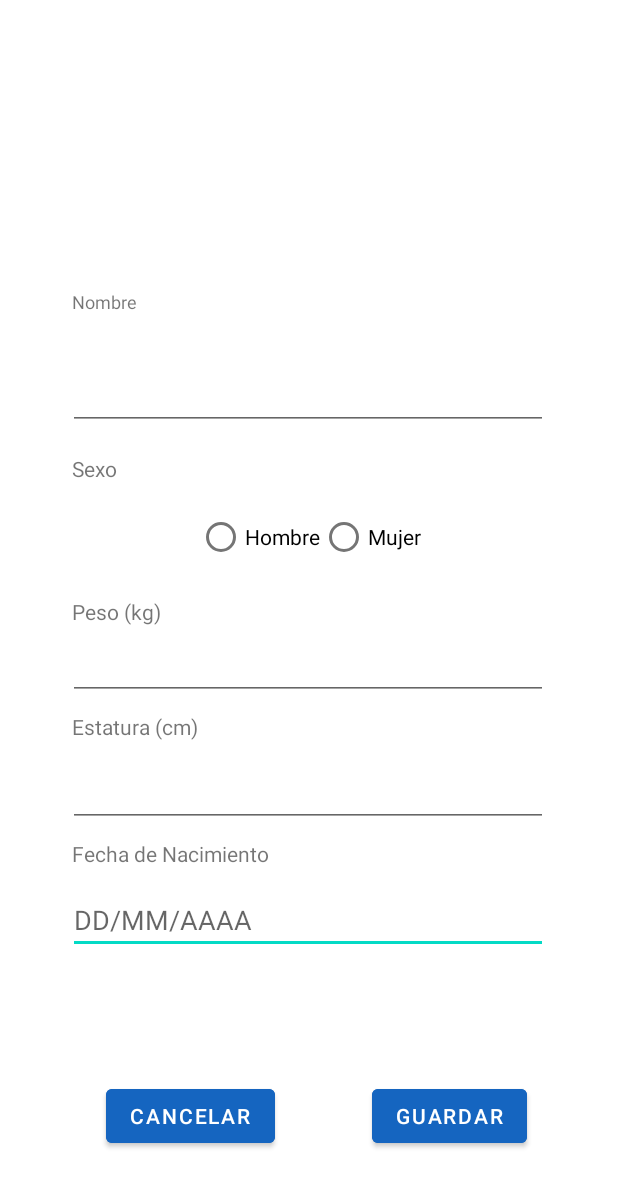
After one commit to nachogs13/themarshmellos, an Android app: the EditarPerfilActivity screen opened directly, with no data from a screen before it, on a phone screen of 412 x 824 dp. The commit adds this screen. Shown: the top 1187 px of the screen. Run offline under Robolectric (Android 15) with nearby library versions, the phone set to English and light mode, and no system bars; our stand-ins replace Firebase (no records; nobody signed in at launch, a user with empty details on screens opened directly); pictures from the network do not load; 1 statement that could not run was skipped.

Commit message:
Editar información de usuario

```diff
--- /dev/null
+++ b/FasterWho/app/src/main/java/com/muei/apm/fasterwho/EditarPerfilActivity.kt
@@ -0,0 +1,133 @@
+package com.muei.apm.fasterwho
+
+import android.content.Intent
+import androidx.appcompat.app.AppCompatActivity
+import android.os.Bundle
+import android.util.Log
+import android.view.View
+import android.widget.*
+import com.google.firebase.auth.FirebaseAuth
+import com.google.firebase.firestore.DocumentReference
+import com.google.firebase.firestore.FirebaseFirestore
+import com.google.firebase.storage.FirebaseStorage
+
+class EditarPerfilActivity : AppCompatActivity() {
+    private val db = FirebaseFirestore.getInstance()
+    private val firebaseAuth = FirebaseAuth.getInstance()
+
+    override fun onCreate(savedInstanceState: Bundle?) {
+        super.onCreate(savedInstanceState)
+        setContentView(R.layout.activity_editar_perfil)
+
+        getInfoUsuario()
+
+        val btnCancelar : Button = findViewById(R.id.buttonCancelarEditPerfilar)
+        btnCancelar.setOnClickListener({
+            startActivity(Intent(this, ProfileActivity::class.java))
+        })
+
+        val btnAceptar : Button = findViewById(R.id.buttonGuardar)
+        btnAceptar.setOnClickListener({
+            guardarDatosPerfil()
+            startActivity(Intent(this,ProfileActivity::class.java))
+        })
+    }
+
+    private fun getInfoUsuario(){
+        val storage = FirebaseStorage.getInstance()
+       // var textViewSexo : TextView = findViewById(R.id.editarPerfilNombreUsr)
+        var textViewFechNac : TextView = findViewById(R.id.editarPerfilFechNacUsr)
+        var textViewEstatura : TextView = findViewById(R.id.editarPerfilEstaturaUsr)
+        var textViewPeso : TextView = findViewById(R.id.editarPerfilPesoUsr)
+        var textView : TextView = findViewById(R.id.editarPerfilNombreUsr)
+
+        db.collection("usuarios").document(firebaseAuth.currentUser.email).get()
+                .addOnSuccessListener {
+                    val username = it.get("username").toString()
+                    if(it.get("estatura")!=null){
+                        val estatura = it.get("estatura") as Number
+                        textViewEstatura.text = estatura.toInt().toString()
+                    }
+                    /*if(it.get("imgPerfil")!=null){
+
+                        val img = it.get("imgPerfil") as DocumentReference
+                        GlideApp.with(this).load(storage.getReference(img.path.toString()))
+                                .into(this.findViewById(R.id.imageButton3))
+                    }*/
+                    if(it.get("sexo")!=null){
+                        val sexo = it.get("sexo").toString()
+                        when(sexo){
+                            "M" -> {findViewById<RadioButton>(R.id.radioButtonM).isChecked = true
+                            Log.d("SEXO M",sexo.equals("M").toString())}
+                            "H" -> findViewById<RadioButton>(R.id.radioButtonH).isChecked = true
+                        }
+                    }
+                    if(it.get("peso")!=null){
+                        val peso = it.get("peso") as Number
+                        textViewPeso.text = peso.toFloat().toString()
+                    }
+                    if(it.get("fecha_nacimiento")!=null){
+                        val fecha = it.get("fecha_nacimiento").toString()
+                        textViewFechNac.text = fecha
+                    }
+                    textView.text = username
+
+                }
+
+    }
+
+    private fun guardarDatosPerfil(){
+
+        var textViewFechNac : EditText = findViewById(R.id.editarPerfilFechNacUsr)
+        var textViewEstatura : EditText = findViewById(R.id.editarPerfilEstaturaUsr)
+        var textViewPeso : EditText = findViewById(R.id.editarPerfilPesoUsr)
+        var textView : EditText = findViewById(R.id.editarPerfilNombreUsr)
+
+        onRadioButtonSelected(findViewById(R.id.radioButtonM))
+        Log.d("fecha",textViewFechNac.text.toString())
+
+        if(!textViewEstatura.text.isEmpty()){
+            db.collection("usuarios")
+                    .document(firebaseAuth.currentUser.email)
+                    .update("estatura",textViewEstatura.text.toString().toInt())
+        }
+        if(!textViewPeso.text.isEmpty()){
+            db.collection("usuarios")
+                    .document(firebaseAuth.currentUser.email)
+                    .update("peso", textViewPeso.text.toString().toDouble())
+        }
+        db.collection("usuarios")
+                .document(firebaseAuth.currentUser.email)
+                .update("username",textView.text.toString())
+        if(!textViewFechNac.text.isEmpty()){
+            db.collection("usuarios")
+                    .document(firebaseAuth.currentUser.email)
+                    .update("fecha_nacimiento",textViewFechNac.text.toString())
+        }
+    }
+
+    private fun onRadioButtonSelected(view: View){
+        if (view is RadioButton) {
+            // Is the button now checked?
+            val checked = view.isChecked
+
+            // Check which radio button was clicked
+            when (view.getId()) {
+                R.id.radioButtonH ->
+                    if (checked) {
+                        db.collection("usuarios")
+                                .document(firebaseAuth.currentUser.email)
+                                .update("sexo","H")
+                    }
+                R.id.radioButtonM ->
+                    if (checked) {
+                        db.collection("usuarios")
+                                .document(firebaseAuth.currentUser.email)
+                                .update("sexo","M")
+                    }
+            }
+        }
+    }
+
+
+}
--- a/FasterWho/app/src/main/java/com/muei/apm/fasterwho/ProfileActivity.kt
+++ b/FasterWho/app/src/main/java/com/muei/apm/fasterwho/ProfileActivity.kt
@@ -36,6 +36,7 @@ class ProfileActivity : Toolbar() {
 
         val btnNombre : Button = findViewById(R.id.editarPerfilButton)
         btnNombre.setOnClickListener({
+            startActivity(Intent(this, EditarPerfilActivity::class.java))
             Toast.makeText(this, "Se cambia el nombre de usuario", Toast.LENGTH_SHORT).show()
         })
     }
@@ -59,22 +60,29 @@ class ProfileActivity : Toolbar() {
                 .addOnSuccessListener {
                     Log.d("usuario", it.toString())
                     val username = it.get("username").toString()
+                    if(it.get("fecha_nacimiento")!=null){
+                        val fecha_nac = it.get("fecha_nacimiento") as String
+                        textViewFechNac.text = "Fecha de nacimiento: ${fecha_nac.toString()}"
+                    }
+                    if(it.get("sexo")!=null){
+                        val sexo = it.get("sexo").toString()
+                        textViewSexo.text = "Sexo: $sexo"
+                    }
+                    if(it.get("estatura")!=null){
+                        val estatura = it.get("estatura") as Number
+                        textViewEstatura.text = "Estatura: ${estatura.toString()} cm"
+                    }
                     if(it.get("peso")!=null){
 
-                        val sexo = it.get("sexo").toString()
-                        val fecha_nac = it.get("fecha_nacimiento") as String
                         val peso = it.get("peso") as Number
-                        val estatura = it.get("estatura") as Number
+                        textViewPeso.text = "Peso: ${peso.toString()} kg"
+
+                    }
+                    if(it.get("imgPerfil")!=null){
                         var img = it.get("imgPerfil") as DocumentReference
+                        GlideApp.with(this).load(storage.getReference(img.path.toString())).into(this.findViewById(R.id.imageButton3))
+                    }
 
-
-                        GlideApp.with(this).load(storage.getReference(img.path.toString())).into(this.findViewById(R.id.imageButton3))
-                        textViewSexo.text = "Sexo: $sexo"
-                        textViewEstatura.text = "Estatura: ${estatura.toString()} cm"
-
-                        textViewPeso.text = "Peso: ${peso.toString()} kg"
-                        textViewFechNac.text = "Fecha de nacimiento: ${fecha_nac.toString()}"
-                    }
                     textView.text = username
 
                 }
--- /dev/null
+++ b/FasterWho/app/src/main/res/layout/activity_editar_perfil.xml
@@ -0,0 +1,171 @@
+<?xml version="1.0" encoding="utf-8"?>
+<androidx.constraintlayout.widget.ConstraintLayout xmlns:android="http://schemas.android.com/apk/res/android"
+    xmlns:app="http://schemas.android.com/apk/res-auto"
+    xmlns:tools="http://schemas.android.com/tools"
+    android:layout_width="match_parent"
+    android:layout_height="match_parent"
+    tools:context=".EditarPerfilActivity">
+
+    <Button
+        android:id="@+id/buttonGuardar"
+        android:layout_width="wrap_content"
+        android:layout_height="wrap_content"
+        android:layout_marginBottom="56dp"
+        android:backgroundTint="@color/blue_800"
+        android:text="Guardar"
+        app:layout_constraintBottom_toBottomOf="parent"
+        app:layout_constraintHorizontal_bias="0.804"
+        app:layout_constraintLeft_toLeftOf="parent"
+        app:layout_constraintRight_toRightOf="parent" />
+
+    <Button
+        android:id="@+id/buttonCancelarEditPerfilar"
+        android:layout_width="wrap_content"
+        android:layout_height="wrap_content"
+        android:layout_marginBottom="56dp"
+        android:backgroundTint="@color/blue_800"
+        android:text="Cancelar"
+        app:layout_constraintBottom_toBottomOf="parent"
+        app:layout_constraintHorizontal_bias="0.522"
+        app:layout_constraintLeft_toLeftOf="parent"
+        app:layout_constraintRight_toLeftOf="@id/buttonGuardar" />
+
+    <TextView
+        android:id="@+id/textViewNombre"
+        android:layout_width="wrap_content"
+        android:layout_height="wrap_content"
+        android:layout_marginBottom="32dp"
+        android:text="Nombre"
+        android:textSize="12dp"
+        app:layout_constraintBottom_toTopOf="@id/editarPerfilNombreUsr"
+        app:layout_constraintHorizontal_bias="0.13"
+        app:layout_constraintLeft_toLeftOf="parent"
+        app:layout_constraintRight_toRightOf="parent" />
+
+    <EditText
+        android:id="@+id/editarPerfilFechNacUsr"
+        android:layout_width="wrap_content"
+        android:layout_height="wrap_content"
+        android:layout_marginBottom="188dp"
+        android:ems="15"
+        android:hint="DD/MM/AAAA"
+        android:inputType="date"
+        app:layout_constraintBottom_toBottomOf="parent"
+        app:layout_constraintHorizontal_bias="0.494"
+        app:layout_constraintLeft_toLeftOf="parent"
+        app:layout_constraintRight_toRightOf="parent" />
+
+    <TextView
+        android:id="@+id/textViewFNacimiento"
+        android:layout_width="wrap_content"
+        android:layout_height="wrap_content"
+        android:layout_marginBottom="12dp"
+        android:text="Fecha de Nacimiento"
+        app:layout_constraintBottom_toTopOf="@id/editarPerfilFechNacUsr"
+        app:layout_constraintHorizontal_bias="0.172"
+        app:layout_constraintLeft_toLeftOf="parent"
+        app:layout_constraintRight_toRightOf="parent" />
+
+    <TextView
+        android:id="@+id/textViewPeso"
+        android:layout_width="wrap_content"
+        android:layout_height="wrap_content"
+        android:layout_marginBottom="4dp"
+        android:inputType="numberDecimal"
+        android:text="Peso (kg)"
+        app:layout_constraintBottom_toTopOf="@id/editarPerfilPesoUsr"
+        app:layout_constraintHorizontal_bias="0.136"
+        app:layout_constraintLeft_toLeftOf="parent"
+        app:layout_constraintRight_toRightOf="parent" />
+
+    <TextView
+        android:id="@+id/textViewSexo"
+        android:layout_width="wrap_content"
+        android:layout_height="wrap_content"
+        android:layout_marginBottom="12dp"
+        android:text="Sexo"
+        app:layout_constraintBottom_toTopOf="@id/radioGroup"
+        app:layout_constraintHorizontal_bias="0.126"
+        app:layout_constraintLeft_toLeftOf="parent"
+        app:layout_constraintRight_toRightOf="parent" />
+
+    <RadioGroup
+        android:id="@+id/radioGroup"
+        android:layout_width="wrap_content"
+        android:layout_height="wrap_content"
+        android:layout_below="@id/textViewSexo"
+        android:layout_marginBottom="16dp"
+        android:ems="15"
+        android:orientation="horizontal"
+        app:layout_constraintBottom_toTopOf="@id/textViewPeso"
+        app:layout_constraintHorizontal_bias="0.501"
+        app:layout_constraintLeft_toLeftOf="parent"
+        app:layout_constraintRight_toRightOf="parent">
+
+        <RadioButton
+            android:id="@+id/radioButtonH"
+            android:layout_width="wrap_content"
+            android:layout_height="wrap_content"
+            android:layout_gravity="center_horizontal"
+            android:checked="false"
+            android:text="Hombre" />
+
+        <RadioButton
+            android:id="@+id/radioButtonM"
+            android:layout_width="wrap_content"
+            android:layout_height="wrap_content"
+            android:layout_gravity="center_horizontal"
+            android:checked="false"
+            android:text="Mujer" />
+    </RadioGroup>
+
+    <TextView
+        android:id="@+id/textViewEstatura"
+        android:layout_width="wrap_content"
+        android:layout_height="wrap_content"
+        android:layout_marginBottom="12dp"
+        android:text="Estatura (cm)"
+        app:layout_constraintBottom_toTopOf="@id/editarPerfilEstaturaUsr"
+        app:layout_constraintHorizontal_bias="0.147"
+        app:layout_constraintLeft_toLeftOf="parent"
+        app:layout_constraintRight_toRightOf="parent" />
+
+    <EditText
+        android:id="@+id/editarPerfilNombreUsr"
+        android:layout_width="wrap_content"
+        android:layout_height="wrap_content"
+        android:layout_marginBottom="16dp"
+        android:ems="15"
+        android:inputType="textPersonName"
+        android:text="Nombre"
+        app:layout_constraintBottom_toTopOf="@id/textViewSexo"
+        app:layout_constraintHorizontal_bias="0.494"
+        app:layout_constraintLeft_toLeftOf="parent"
+        app:layout_constraintRight_toRightOf="parent" />
+
+    <EditText
+        android:id="@+id/editarPerfilEstaturaUsr"
+        android:layout_width="wrap_content"
+        android:layout_height="wrap_content"
+        android:layout_marginBottom="8dp"
+        android:ems="15"
+        android:inputType="number"
+        app:layout_constraintBottom_toTopOf="@id/textViewFNacimiento"
+        app:layout_constraintHorizontal_bias="0.494"
+        app:layout_constraintLeft_toLeftOf="parent"
+        app:layout_constraintRight_toRightOf="parent" />
+
+    <EditText
+        android:id="@+id/editarPerfilPesoUsr"
+        android:layout_width="wrap_content"
+        android:layout_height="wrap_content"
+        android:layout_marginBottom="8dp"
+        android:ems="15"
+        android:inputType="numberDecimal"
+        app:layout_constraintBottom_toTopOf="@id/textViewEstatura"
+        app:layout_constraintHorizontal_bias="0.494"
+        app:layout_constraintLeft_toLeftOf="parent"
+        app:layout_constraintRight_toRightOf="parent" />
+
+
+</androidx.constraintlayout.widget.ConstraintLayout>
```
Also changed, not shown: FasterWho/app/src/main/AndroidManifest.xml (+14 -9 lines).
